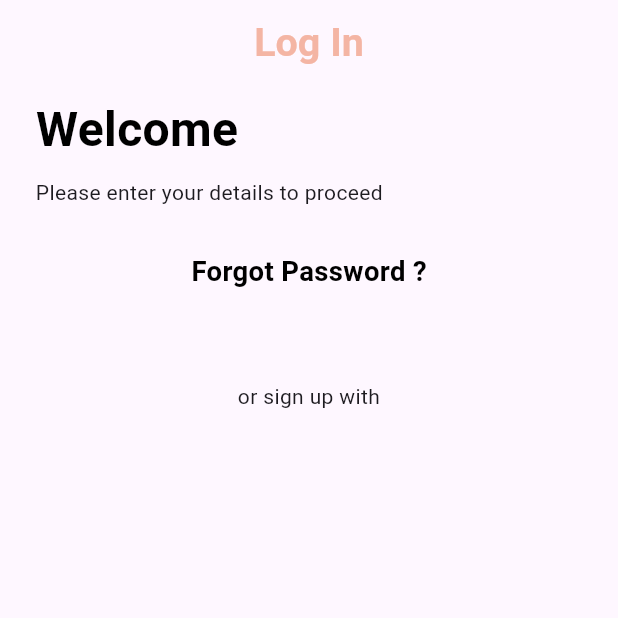
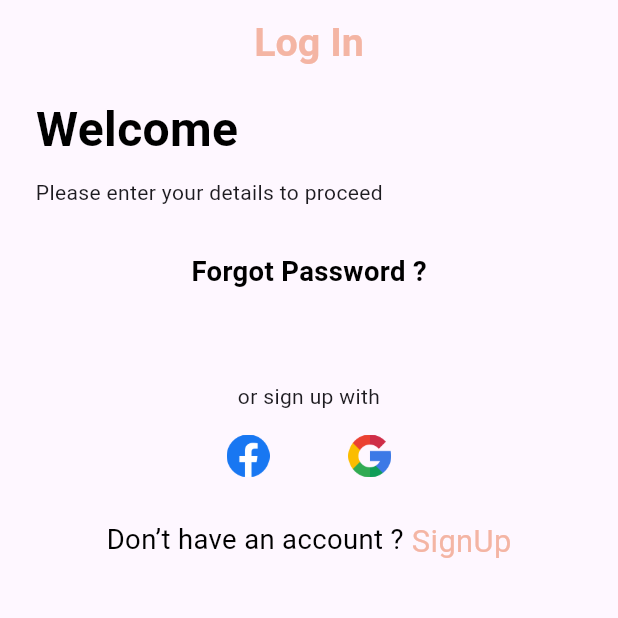
Before and after one commit to yousefelsayed409/tasks, a Flutter app: the screen it shows after launch, on a phone screen of 412 x 824 dp, the top half of it. Run offline on Flutter 3.47's test engine with Material 3 defaults, Android fonts, the phone set to English and light mode, and no system bars; our stand-ins replace flutter_screenutil.

Commit message:
feat: add social media login options and account prompt widget to sign-in body

```diff
--- a/lib/feature/auth/signin/presentation/widget/body.dart
+++ b/lib/feature/auth/signin/presentation/widget/body.dart
@@ -1,7 +1,8 @@
 import 'package:flutter/material.dart';
 import 'package:flutter_screenutil/flutter_screenutil.dart';
 import 'package:tasks/core/utils/app_text_style.dart';
-
+import 'package:tasks/core/widget/custpm_have_an_account.dart';
+import 'package:tasks/core/widget/social_card.dart';
 
 class Body extends StatelessWidget {
   const Body({super.key});
@@ -45,7 +46,26 @@ class Body extends StatelessWidget {
                       textAlign: TextAlign.center,
                     ),
                   ),
+                  Row(
+                    mainAxisAlignment: MainAxisAlignment.center,
+                    children: [
+                      SocalCard(
+                        imageAseetss: Image.asset('assets/Icons/facebook.png'),
+                        press: () {},
+                      ),
+                      SocalCard(
+                        imageAseetss: Image.asset('assets/Icons/google.png'),
+                        press: () {},
+                      ),
+                    ],
+                  ),
+                  SizedBox(height: 10.h),
+                  CustomHaveAnAcountWidget(
+                      onTap: () {
 
+                      },
+                      title: 'Don’t have an account ?',
+                      To: ' SignUp'),
                 ],
               ),
             ),
```
